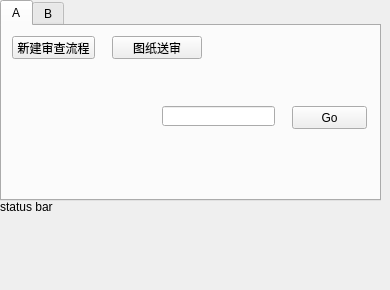
This is code/UI/Ui_mainwindow.ui in duoqiang19/pid as Qt 5 draws it before an edit. The edited form follows.
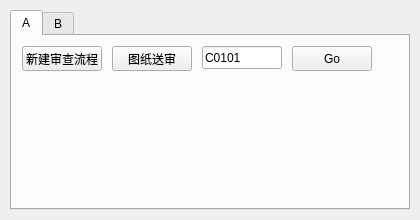
This is the edited form.

```diff
--- a/code/UI/Ui_mainwindow.ui
+++ b/code/UI/Ui_mainwindow.ui
@@ -6,8 +6,8 @@
    <rect>
     <x>0</x>
     <y>0</y>
-    <width>390</width>
-    <height>290</height>
+    <width>420</width>
+    <height>220</height>
    </rect>
   </property>
   <property name="windowTitle">
@@ -17,10 +17,10 @@
    <widget class="QTabWidget" name="tabWidget_mainwindow">
     <property name="geometry">
      <rect>
-      <x>0</x>
-      <y>0</y>
-      <width>381</width>
-      <height>201</height>
+      <x>10</x>
+      <y>10</y>
+      <width>400</width>
+      <height>200</height>
      </rect>
     </property>
     <property name="currentIndex">
@@ -35,8 +35,8 @@
        <rect>
         <x>10</x>
         <y>10</y>
-        <width>83</width>
-        <height>23</height>
+        <width>80</width>
+        <height>25</height>
        </rect>
       </property>
       <property name="text">
@@ -46,10 +46,10 @@
      <widget class="QPushButton" name="pushButton_review_report">
       <property name="geometry">
        <rect>
-        <x>110</x>
+        <x>100</x>
         <y>10</y>
-        <width>90</width>
-        <height>23</height>
+        <width>80</width>
+        <height>25</height>
        </rect>
       </property>
       <property name="text">
@@ -59,25 +59,34 @@
      <widget class="QLineEdit" name="lineEdit_drawing_no_input">
       <property name="geometry">
        <rect>
-        <x>160</x>
-        <y>80</y>
-        <width>113</width>
-        <height>20</height>
+        <x>190</x>
+        <y>10</y>
+        <width>80</width>
+        <height>23</height>
        </rect>
       </property>
+      <property name="text">
+       <string>C0101</string>
+      </property>
      </widget>
      <widget class="QPushButton" name="pushButton_drawing_no_input">
       <property name="geometry">
        <rect>
-        <x>290</x>
-        <y>80</y>
-        <width>75</width>
-        <height>23</height>
+        <x>280</x>
+        <y>10</y>
+        <width>80</width>
+        <height>25</height>
        </rect>
       </property>
       <property name="text">
        <string>Go</string>
       </property>
+      <property name="autoDefault">
+       <bool>false</bool>
+      </property>
+      <property name="default">
+       <bool>false</bool>
+      </property>
      </widget>
     </widget>
     <widget class="QWidget" name="tab_specifications">
@@ -86,28 +95,6 @@
      </attribute>
     </widget>
    </widget>
-   <widget class="QLabel" name="label_status_bar">
-    <property name="geometry">
-     <rect>
-      <x>0</x>
-      <y>200</y>
-      <width>381</width>
-      <height>81</height>
-     </rect>
-    </property>
-    <property name="text">
-     <string>status bar</string>
-    </property>
-    <property name="textFormat">
-     <enum>Qt::AutoText</enum>
-    </property>
-    <property name="alignment">
-     <set>Qt::AlignLeading|Qt::AlignLeft|Qt::AlignTop</set>
-    </property>
-    <property name="wordWrap">
-     <bool>true</bool>
-    </property>
-   </widget>
   </widget>
  </widget>
  <resources/>
```
Left out of the diff: 3 changed lines with no effect on the pictures.
